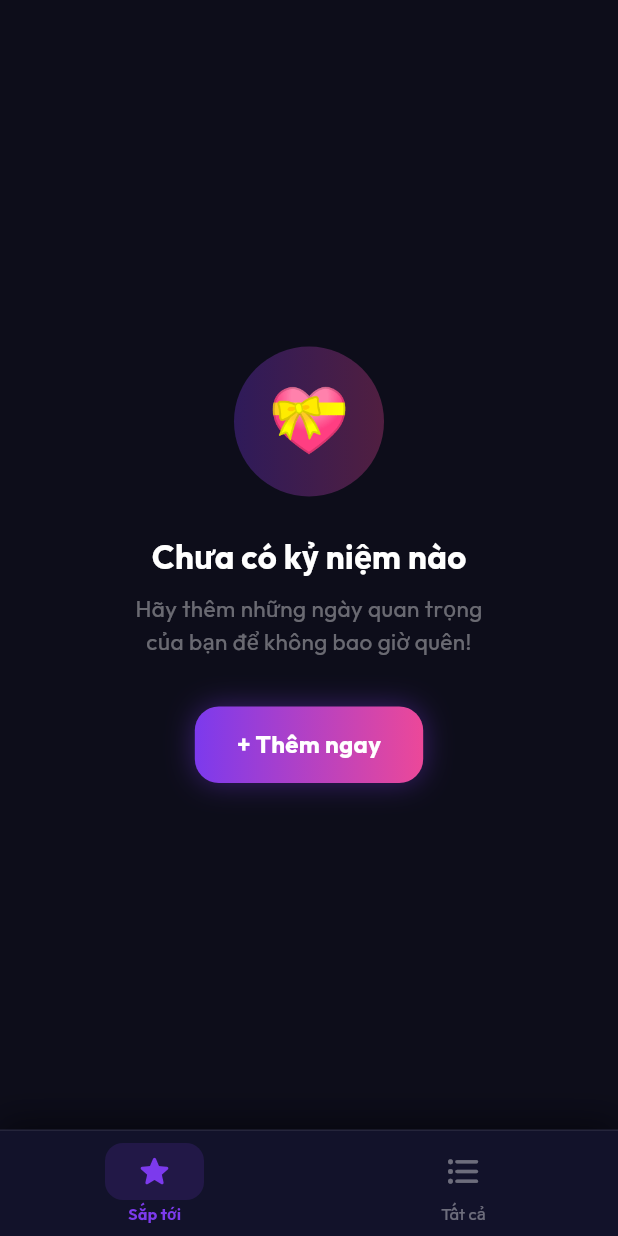
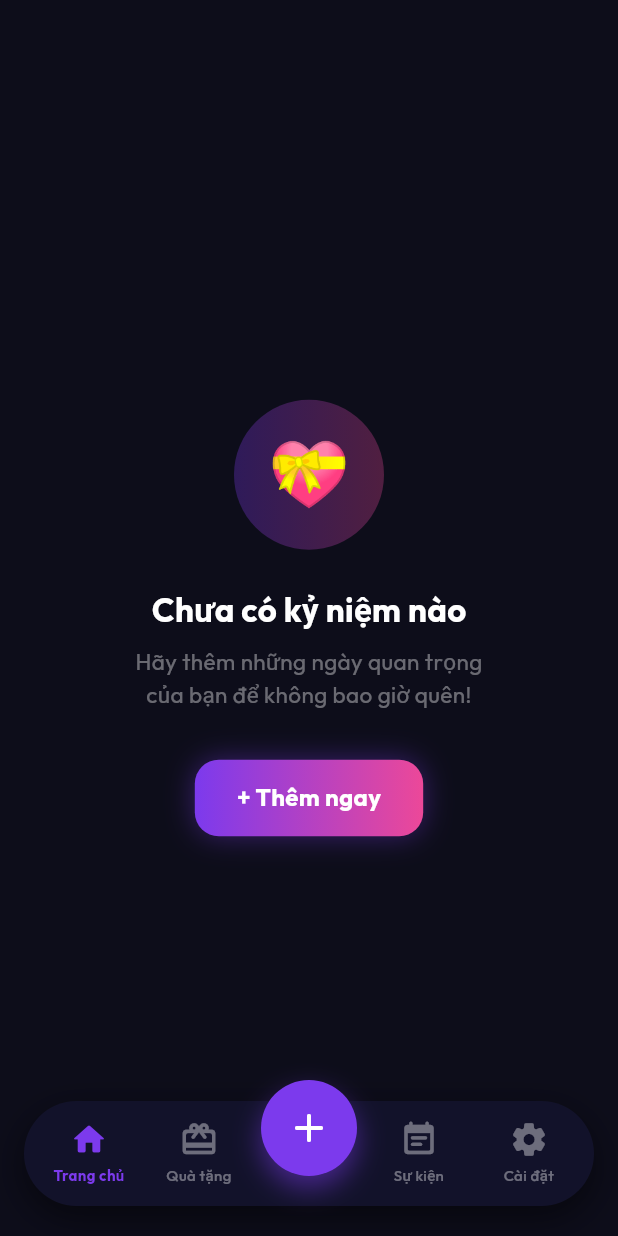
Before and after one commit to namtv95it/countdown_app, a Flutter app: the screen it shows after launch, on a phone screen of 412 x 824 dp. Run offline on Flutter 3.47's test engine with Material 3 defaults, Android fonts, the phone set to English and light mode, and no system bars; our stand-ins replace google_fonts, google_mobile_ads, shared_preferences; missing offline and left inert: home_widget, lunar; network calls fail.

Commit message:
Update home_screen.dart

```diff
--- a/lib/screens/home_screen.dart
+++ b/lib/screens/home_screen.dart
@@ -229,16 +229,39 @@ class _HomeScreenState extends State<HomeScreen>
   Widget build(BuildContext context) {
     return Scaffold(
       backgroundColor: const Color(0xFF0D0D1A),
+      extendBody: true, // Thêm dòng này để body chìm dưới BottomNav trong suốt
       body: _isLoading
           ? const Center(
               child: CircularProgressIndicator(color: Color(0xFF7C3AED)),
             )
-          : _currentTab == 0
-              ? _buildHeroTab()
-              : _buildAllEventsTab(),
+          : _buildCurrentTab(),
       bottomNavigationBar: _buildBottomNav(),
-      floatingActionButton: _currentTab == 1 ? _buildFAB() : null,
-      floatingActionButtonLocation: FloatingActionButtonLocation.endFloat,
+    );
+  }
+
+  Widget _buildCurrentTab() {
+    return IndexedStack(
+      index: _currentTab,
+      children: [
+        _buildHeroTab(),
+        _buildPlaceholderTab('Quà tặng'),
+        _buildAllEventsTab(),
+        _buildPlaceholderTab('Cài đặt'),
+      ],
+    );
+  }
+
+  Widget _buildPlaceholderTab(String title) {
+    return Center(
+      child: Text(
+        '$title\n(Sắp ra mắt)',
+        textAlign: TextAlign.center,
+        style: GoogleFonts.outfit(
+          fontSize: 20,
+          color: Colors.white54,
+          fontWeight: FontWeight.w600,
+        ),
+      ),
     );
   }
 
@@ -900,107 +923,92 @@ class _HomeScreenState extends State<HomeScreen>
             ),
           ),
         Container(
+          color: Colors.transparent,
+          height: 110,
+          child: Stack(
+            alignment: Alignment.bottomCenter,
+            children: [
+              Container(
+                height: 70,
+                margin: const EdgeInsets.only(left: 16, right: 16, bottom: 20),
                 decoration: BoxDecoration(
                   color: const Color(0xFF12122A),
-            border: Border(
-              top: BorderSide(color: Colors.white.withValues(alpha: 0.08)),
-            ),
+                  borderRadius: BorderRadius.circular(35),
                   boxShadow: [
                     BoxShadow(
                       color: Colors.black.withValues(alpha: 0.5),
                       blurRadius: 20,
-            offset: const Offset(0, -4),
+                      offset: const Offset(0, 8),
                     ),
                   ],
                 ),
-      child: SafeArea(
-        child: Padding(
-          padding: const EdgeInsets.symmetric(vertical: 8),
                 child: Row(
+                  mainAxisAlignment: MainAxisAlignment.spaceEvenly,
                   children: [
-              _buildNavItem(
-                index: 0,
-                icon: Icons.star_rounded,
-                label: 'Sắp tới',
+                    _buildNavIcon(0, Icons.home_rounded, 'Trang chủ'),
+                    _buildNavIcon(1, Icons.card_giftcard_rounded, 'Quà tặng'),
+                    const SizedBox(width: 60), // Không gian cho nút giữa
+                    _buildNavIcon(2, Icons.event_note_rounded, 'Sự kiện'),
+                    _buildNavIcon(3, Icons.settings_rounded, 'Cài đặt'),
+                  ],
                 ),
-              _buildNavItem(
-                index: 1,
-                icon: Icons.format_list_bulleted_rounded,
-                label: 'Tất cả',
-                badge: _anniversaries.length,
+              ),
+              Positioned(
+                bottom: 40,
+                child: GestureDetector(
+                  onTap: _navigateToAdd,
+                  child: Container(
+                    width: 64,
+                    height: 64,
+                    decoration: BoxDecoration(
+                      color: _accentColor,
+                      shape: BoxShape.circle,
+                      boxShadow: [
+                        BoxShadow(
+                          color: _accentColor.withValues(alpha: 0.5),
+                          blurRadius: 15,
+                          offset: const Offset(0, 8),
+                        ),
+                      ],
+                    ),
+                    child: const Icon(Icons.add_rounded, color: Colors.white, size: 32),
+                  ),
+                ),
               ),
             ],
           ),
         ),
-      ), // SafeArea
-    ), // Container
-    ], // children
-    ); // Column
+      ],
+    );
   }
 
-  Widget _buildNavItem({
-    required int index,
-    required IconData icon,
-    required String label,
-    int? badge,
-  }) {
+  Widget _buildNavIcon(int index, IconData icon, String label) {
     final isActive = _currentTab == index;
     final accent = _accentColor;
-    return Expanded(
-      child: GestureDetector(
+    return GestureDetector(
       behavior: HitTestBehavior.opaque,
       onTap: () => setState(() => _currentTab = index),
+      child: SizedBox(
+        width: 60,
         child: Column(
           mainAxisSize: MainAxisSize.min,
-          children: [
-            AnimatedContainer(
-              duration: const Duration(milliseconds: 250),
-              padding: const EdgeInsets.symmetric(horizontal: 20, vertical: 6),
-              decoration: BoxDecoration(
-                color: isActive
-                    ? accent.withValues(alpha: 0.15)
-                    : Colors.transparent,
-                borderRadius: BorderRadius.circular(12),
-              ),
-              child: Stack(
-                clipBehavior: Clip.none,
+          mainAxisAlignment: MainAxisAlignment.center,
           children: [
             Icon(
               icon,
               color: isActive ? accent : Colors.white38,
               size: 26,
             ),
-                  if (badge != null && badge > 0)
-                    Positioned(
-                      top: -4,
-                      right: -8,
-                      child: Container(
-                        padding: const EdgeInsets.all(3),
-                        decoration: const BoxDecoration(
-                          color: Color(0xFFEC4899),
-                          shape: BoxShape.circle,
-                        ),
-                        child: Text(
-                          '$badge',
+            const SizedBox(height: 4),
+            Text(
+              label,
               style: GoogleFonts.outfit(
-                              fontSize: 9,
-                              color: Colors.white,
-                              fontWeight: FontWeight.w700),
-                        ),
-                      ),
-                    ),
-                ],
-              ),
-            ),
-            const SizedBox(height: 2),
-            AnimatedDefaultTextStyle(
-              duration: const Duration(milliseconds: 250),
-              style: GoogleFonts.outfit(
-                fontSize: 11,
-                fontWeight: isActive ? FontWeight.w700 : FontWeight.w400,
+                fontSize: 10,
+                fontWeight: isActive ? FontWeight.w700 : FontWeight.w500,
                 color: isActive ? accent : Colors.white38,
               ),
-              child: Text(label),
+              textAlign: TextAlign.center,
+              maxLines: 1,
             ),
           ],
         ),
@@ -1011,29 +1019,6 @@ class _HomeScreenState extends State<HomeScreen>
   // ─────────────────────────────────────────────────────────
   // Empty states
   // ─────────────────────────────────────────────────────────
-  Widget _buildFAB() {
-    final accent = _accentColor;
-    return Container(
-      width: 56,
-      height: 56,
-      decoration: BoxDecoration(
-        borderRadius: BorderRadius.circular(16),
-        color: accent,
-        boxShadow: [
-          BoxShadow(
-            color: accent.withValues(alpha: 0.5),
-            blurRadius: 20,
-          ),
-        ],
-      ),
-      child: FloatingActionButton(
-        onPressed: _navigateToAdd,
-        backgroundColor: Colors.transparent,
-        elevation: 0,
-        child: const Icon(Icons.add_rounded, color: Colors.white, size: 28),
-      ),
-    );
-  }
   Widget _buildEmptyState() {
     return Center(
       child: Column(
```
Lines whose indentation alone changed are shown as unchanged.
